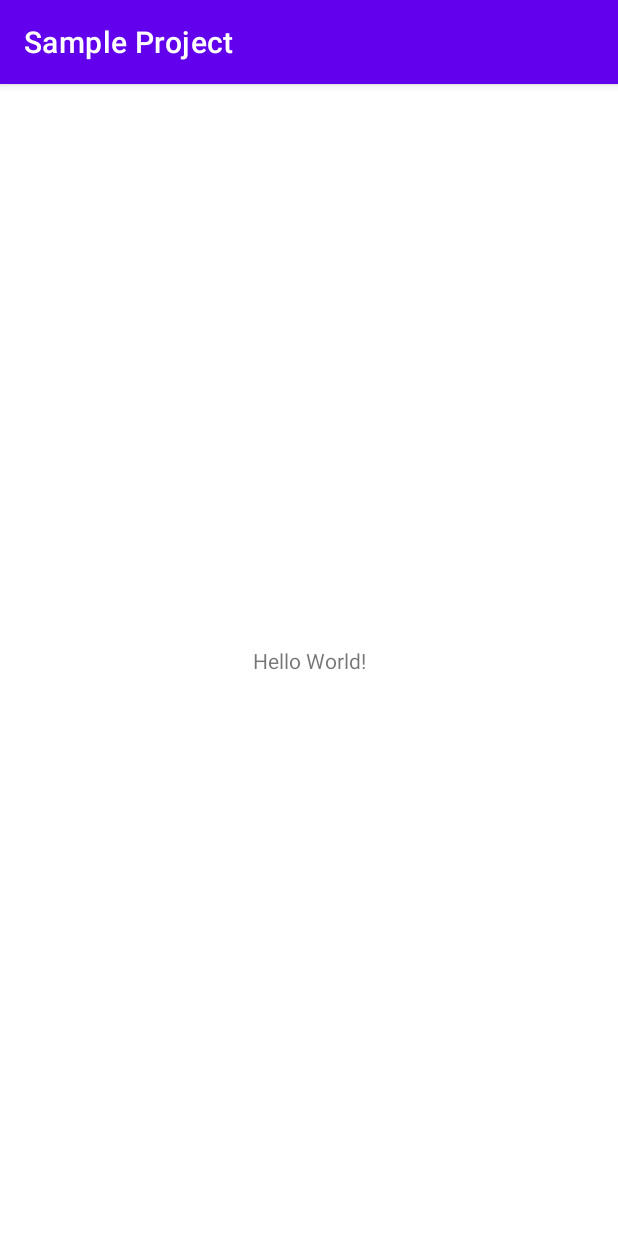
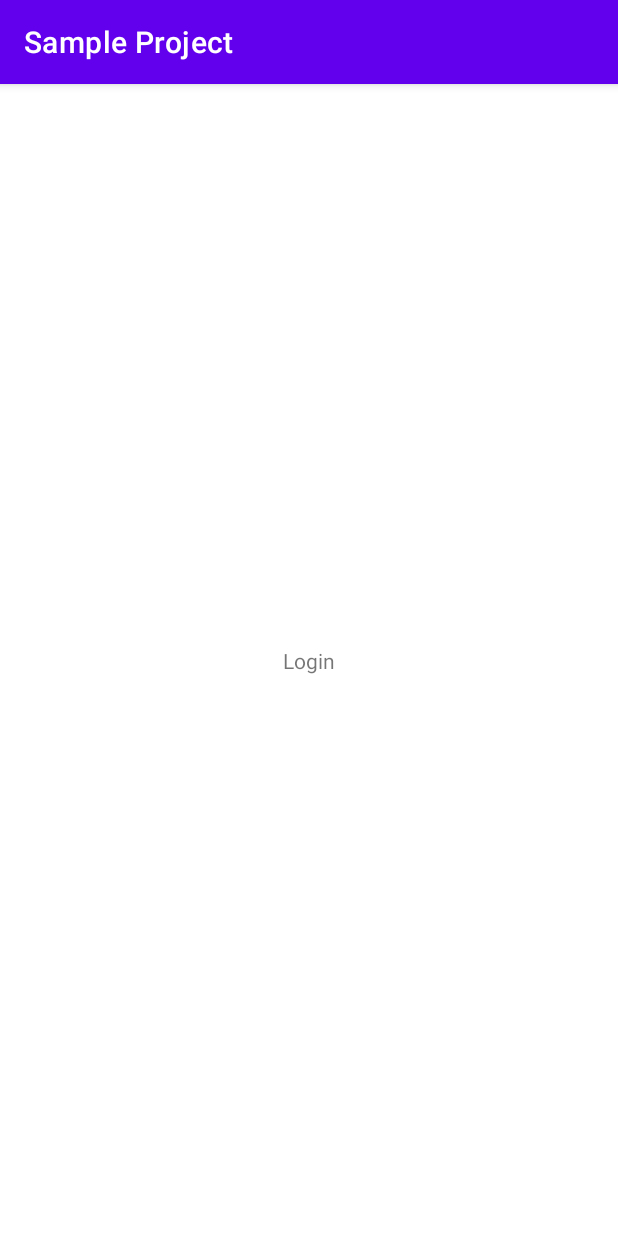
Before and after one commit to MeghaHV/Android_HelloWorld, an Android app: the screen it shows after launch (MainActivity), on a phone screen of 412 x 824 dp. Run offline under Robolectric (Android 15) with nearby library versions, the phone set to English and light mode, and no system bars.

Commit message:
change text

```diff
--- a/app/src/main/res/layout/activity_main.xml
+++ b/app/src/main/res/layout/activity_main.xml
@@ -9,7 +9,7 @@
     <TextView
         android:layout_width="wrap_content"
         android:layout_height="wrap_content"
-        android:text="Hello World!"
+        android:text="Login"
         app:layout_constraintBottom_toBottomOf="parent"
         app:layout_constraintLeft_toLeftOf="parent"
         app:layout_constraintRight_toRightOf="parent"
```
